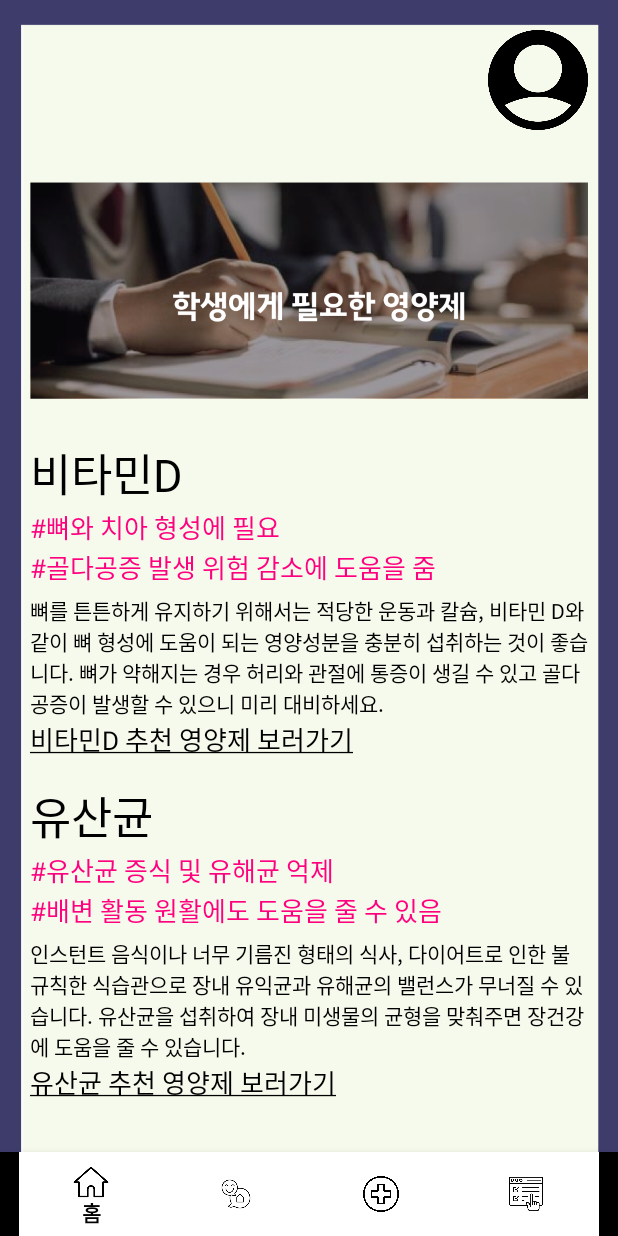
After one commit to gkscoals22/pill_so_good, an Android app: the fragment home_recommend_pill_add1_fragment placed in its activity, on a phone screen of 412 x 824 dp. The commit adds this screen. Run offline under Robolectric (Android 15) with nearby library versions, the phone set to English and light mode, and no system bars.

Commit message:
Add recommend pill menu

```diff
--- a/app/src/main/java/com/example/pillsogood/MainActivity.java
+++ b/app/src/main/java/com/example/pillsogood/MainActivity.java
@@ -6,11 +6,8 @@ import androidx.fragment.app.Fragment;
 import androidx.fragment.app.FragmentManager;
 import androidx.fragment.app.FragmentTransaction;
 
-import android.content.Intent;
 import android.os.Bundle;
 import android.view.MenuItem;
-import android.view.View;
-import android.widget.ImageView;
 
 import com.google.android.material.bottomnavigation.BottomNavigationView;
 
@@ -20,10 +17,10 @@ public class MainActivity extends AppCompatActivity {
     private FragmentManager fm;
     private FragmentTransaction ft;
     private home_fragment frag1;
-    private home_question_investigation frag1_1;
+    private home_question_investigation_fragment frag1_1;
     private community_fragment frag2;
     private pharmacy_fragment frag3;
-    private pillcheck_fragment frag4;
+    private home_recommend_pill_fragment frag4;
 
     @Override
     protected void onCreate(Bundle savedInstanceState)
@@ -58,10 +55,10 @@ public class MainActivity extends AppCompatActivity {
         });
 
         frag1=new home_fragment();
-        frag1_1= new home_question_investigation();
+        frag1_1= new home_question_investigation_fragment();
         frag2=new community_fragment();
         frag3=new pharmacy_fragment();
-        frag4=new pillcheck_fragment();
+        frag4=new home_recommend_pill_fragment();
         setFrag(0); // 첫 프래그먼트 화면 지정
     }
     public void replaceFragment(Fragment fragment){
--- /dev/null
+++ b/app/src/main/java/com/example/pillsogood/home_recommend_pill_add1_fragment.java
@@ -0,0 +1,43 @@
+package com.example.pillsogood;
+
+import android.os.Bundle;
+import android.view.LayoutInflater;
+import android.view.View;
+import android.view.ViewGroup;
+import android.widget.ImageView;
+import android.widget.TextView;
+
+import androidx.annotation.NonNull;
+import androidx.annotation.Nullable;
+import androidx.fragment.app.Fragment;
+
+public class home_recommend_pill_add1_fragment extends Fragment{
+    private View view;
+    private ImageView imageView;
+    private ImageView profileView;
+    private TextView linkText;
+    private TextView linkText2;
+
+    public static home_recommend_pill_add1_fragment newInstance() {
+        return new home_recommend_pill_add1_fragment();
+    }
+    @Nullable
+    @Override
+    public View onCreateView(@NonNull LayoutInflater inflater, @Nullable ViewGroup container, @Nullable Bundle savedInstanceState) {
+        view = inflater.inflate(R.layout.home_recommend_pill_add1, container, false);
+
+        imageView = (ImageView)view.findViewById(R.id.imageview);
+        profileView = (ImageView)view.findViewById(R.id.profileview);
+        linkText = (TextView)view.findViewById(R.id.textlink1);
+        linkText2 = (TextView)view.findViewById(R.id.textlink2);
+
+        imageView.setImageResource(R.drawable.pill_check_2);
+        profileView.getLayoutParams().height=100;
+        profileView.getLayoutParams().width=100;
+        profileView.setImageResource(R.drawable.profile_image);
+        linkText.setText(R.string.str_recommend_vitamin_d);
+        linkText2.setText(R.string.str_recommend_lactobacillus);
+
+        return view;
+    }
+}
--- /dev/null
+++ b/app/src/main/res/layout/home_recommend_pill_add1.xml
@@ -0,0 +1,128 @@
+<?xml version="1.0" encoding="utf-8"?>
+<LinearLayout xmlns:android="http://schemas.android.com/apk/res/android"
+    xmlns:app="http://schemas.android.com/apk/res-auto"
+    xmlns:tools="http://schemas.android.com/tools"
+    android:layout_width="match_parent"
+    android:layout_height="match_parent"
+    tools:context=".MainActivity"
+    tools:ignore="MissingDefaultResource"
+    android:orientation="vertical">
+    <LinearLayout
+        android:id="@+id/layout_horizon"
+        android:layout_width="wrap_content"
+        android:layout_height="wrap_content"
+        android:orientation="horizontal"
+        android:layout_gravity="right">
+
+        <ImageView
+            android:id="@+id/profileview"
+            android:layout_width="wrap_content"
+            android:layout_height="wrap_content"
+            android:layout_marginTop="20dp"
+            android:layout_marginLeft="20dp"
+            android:layout_marginRight="20dp"
+            android:layout_marginBottom="5dp"
+            android:adjustViewBounds="true"
+            android:scaleType="fitEnd" />
+    </LinearLayout>
+    <LinearLayout
+        android:layout_width="match_parent"
+        android:layout_height="wrap_content"
+        android:orientation="horizontal">
+        <ImageView
+            android:id="@+id/imageview"
+            android:layout_width="match_parent"
+            android:layout_height="wrap_content"
+            android:layout_marginTop="5dp"
+            android:layout_marginLeft="20dp"
+            android:layout_marginRight="20dp"
+            android:layout_marginBottom="5dp"
+            android:adjustViewBounds="true" />
+    </LinearLayout>
+    <LinearLayout
+        android:layout_width="match_parent"
+        android:layout_height="wrap_content"
+        android:layout_marginRight="20dp"
+        android:layout_marginLeft="20dp"
+        android:orientation="vertical">
+        <TextView
+            android:layout_width="match_parent"
+            android:layout_height="wrap_content"
+            android:id="@+id/title1"
+            android:textSize="30sp"
+            android:textColor="#000000"
+            android:text="비타민D" />
+        <TextView
+            android:layout_width="match_parent"
+            android:layout_height="wrap_content"
+            android:id="@+id/hashtag1_1"
+            android:textSize="17sp"
+            android:textColor="#FF007F"
+            android:text="#뼈와 치아 형성에 필요"/>
+        <TextView
+            android:layout_width="match_parent"
+            android:layout_height="wrap_content"
+            android:id="@+id/hashtag1_2"
+            android:textSize="17sp"
+            android:textColor="#FF007F"
+            android:text="#골다공증 발생 위험 감소에 도움을 줌"/>
+        <TextView
+            android:layout_width="match_parent"
+            android:layout_height="wrap_content"
+            android:layout_marginTop="5dp"
+            android:id="@+id/text1"
+            android:textColor="#000000"
+            android:text="뼈를 튼튼하게 유지하기 위해서는 적당한 운동과 칼슘, 비타민 D와 같이 뼈 형성에 도움이 되는 영양성분을 충분히 섭취하는 것이 좋습니다. 뼈가 약해지는 경우 허리와 관절에 통증이 생길 수 있고 골다공증이 발생할 수 있으니 미리 대비하세요."/>
+
+        <TextView
+            android:layout_width="match_parent"
+            android:layout_height="wrap_content"
+            android:id="@+id/textlink1"
+            android:textSize="17sp"
+            android:linksClickable="true"
+            android:autoLink="web"
+            android:textColor="#000000"
+            />
+
+        <TextView
+            android:layout_width="match_parent"
+            android:layout_height="wrap_content"
+            android:id="@+id/title2"
+            android:textSize="30sp"
+            android:layout_marginTop="15dp"
+            android:textColor="#000000"
+            android:text="유산균" />
+        <TextView
+            android:layout_width="match_parent"
+            android:layout_height="wrap_content"
+            android:id="@+id/hashtag2_1"
+            android:textSize="17sp"
+            android:textColor="#FF007F"
+            android:text="#유산균 증식 및 유해균 억제"/>
+        <TextView
+            android:layout_width="match_parent"
+            android:layout_height="wrap_content"
+            android:id="@+id/hashtag2_2"
+            android:textSize="17sp"
+            android:textColor="#FF007F"
+            android:text="#배변 활동 원활에도 도움을 줄 수 있음"/>
+        <TextView
+            android:layout_width="match_parent"
+            android:layout_height="wrap_content"
+            android:id="@+id/text2"
+            android:layout_marginTop="5dp"
+            android:textColor="#000000"
+            android:text="인스턴트 음식이나 너무 기름진 형태의 식사, 다이어트로 인한 불규칙한 식습관으로 장내 유익균과 유해균의 밸런스가 무너질 수 있습니다. 유산균을 섭취하여 장내 미생물의 균형을 맞춰주면 장건강에 도움을 줄 수 있습니다."/>
+
+        <TextView
+            android:layout_width="match_parent"
+            android:layout_height="wrap_content"
+            android:id="@+id/textlink2"
+            android:textSize="17sp"
+            android:linksClickable="true"
+            android:autoLink="web"
+            android:textColor="#000000"
+            />
+    </LinearLayout>
+
+</LinearLayout>
--- a/app/src/main/res/values/strings.xml
+++ b/app/src/main/res/values/strings.xml
@@ -1,4 +1,6 @@
 <resources>
     <string name="app_name">PillSoGood</string>
     <string name="str_popular_this_weekend">금주의 핫 게시물</string>
+    <string name="str_recommend_vitamin_d"><u>비타민D 추천 영양제 보러가기</u></string>
+    <string name="str_recommend_lactobacillus"><u>유산균 추천 영양제 보러가기</u></string>
 </resources>
```
Also changed, not shown: app/src/main/java/com/example/pillsogood/home_fragment.java (+3 -4 lines), app/src/main/java/com/example/pillsogood/home_question_investigation_fragment.java (renamed from app/src/main/java/com/example/pillsogood/home_question_investigation.java, +4 -7 lines), app/src/main/java/com/example/pillsogood/home_recommend_pill_add2_fragment.java (added, +43 -0 lines), app/src/main/java/com/example/pillsogood/home_recommend_pill_add3_fragment.java (added, +43 -0 lines), app/src/main/java/com/example/pillsogood/home_recommend_pill_fragment.java (renamed from app/src/main/java/com/example/pillsogood/pillcheck_fragment.java, +25 -4 lines), app/src/main/java/com/example/pillsogood/home_result_investigation_fragment.java (added, +20 -0 lines), app/src/main/java/com/example/pillsogood/home_selected_investigation_fragment.java (renamed from app/src/main/java/com/example/pillsogood/home_selected_investigation.java, +6 -12 lines), app/src/main/res/layout/home_recommend_pill_add2.xml (added, +128 -0 lines), app/src/main/res/layout/home_recommend_pill_add3.xml (added, +128 -0 lines), app/src/main/res/layout/home_result_investigation.xml (added, +23 -0 lines), app/src/main/res/layout/home_recommend_pill.xml (renamed from app/src/main/res/layout/pillcheck_fragment.xml).
